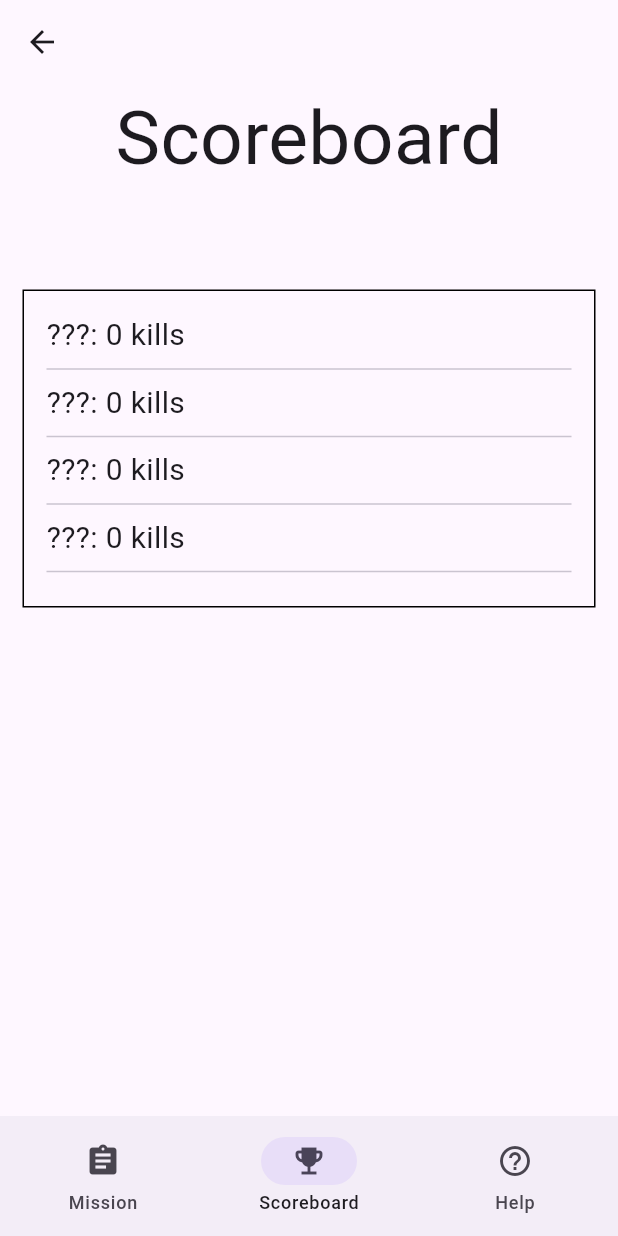
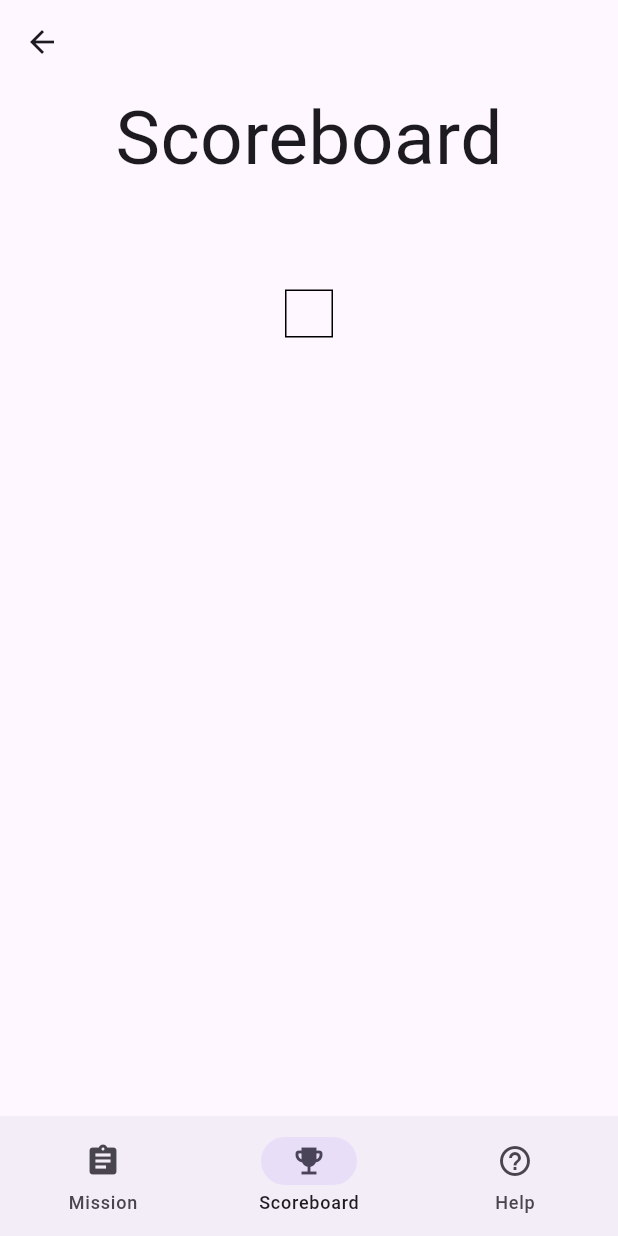
Before and after one commit to allys-dev/bang-bang, a Flutter app: the GameTree screen opened directly, item 2 of the bottom bar chosen, on a phone screen of 412 x 824 dp. Run offline on Flutter 3.47's test engine with Material 3 defaults, Android fonts, the light colour scheme and no system bars; our stand-ins replace flutter_riverpod, riverpod_annotation, supabase_flutter; accounts and stored records are empty; generated files the repository leaves out were written again.

Commit message:
Updated scoreboard, fixed lobby to use provider

```diff
--- a/lib/models/game.dart
+++ b/lib/models/game.dart
@@ -5,6 +5,7 @@ class Game {
   final int duration;
   final String createdAt;
   final bool started;
+  final int eliminated;
 
   Game({
     required this.gameCode,
@@ -13,6 +14,7 @@ class Game {
     required this.duration,
     required this.createdAt,
     required this.started,
+    required this.eliminated,
   });
 
   factory Game.fromJson(Map<String, dynamic> json) {
@@ -23,6 +25,7 @@ class Game {
       duration: json['duration'] as int,
       createdAt: json['created_at'] as String,
       started: json['started'] as bool,
+      eliminated: json['eliminated'] as int,
     );
   }
 
@@ -34,6 +37,7 @@ class Game {
       'duration': duration,
       'created_at': createdAt,
       'started': started,
+      'eliminated': eliminated,
     };
   }
 
@@ -44,6 +48,7 @@ class Game {
     int? duration,
     String? createdAt,
     bool? started,
+    int? eliminated,
   }) {
     return Game(
       gameCode: gameCode ?? this.gameCode,
@@ -52,6 +57,7 @@ class Game {
       duration: duration ?? this.duration,
       createdAt: createdAt ?? this.createdAt,
       started: started ?? this.started,
+      eliminated: eliminated ?? this.eliminated,
     );
   }
 }
--- a/lib/models/player.dart
+++ b/lib/models/player.dart
@@ -9,6 +9,7 @@ class Player {
   bool isCreator;
   bool eliminated;
   bool waiting;
+  int eliminationScore;
 
   Player({
     required this.id,
@@ -21,6 +22,7 @@ class Player {
     this.isCreator = false,
     this.eliminated = false,
     this.waiting = false,
+    this.eliminationScore = 0,
   });
 
   factory Player.fromJson(Map<String, dynamic> json) {
@@ -35,6 +37,7 @@ class Player {
       isCreator: json['is_creator'] as bool? ?? false,
       eliminated: json['eliminated'] as bool? ?? false,
       waiting: json['waiting'] as bool? ?? false,
+      eliminationScore: json['elimination_score'] as int? ?? 0,
     );
   }
 
@@ -50,6 +53,7 @@ class Player {
       'is_creator': isCreator,
       'eliminated': eliminated,
       'waiting': waiting,
+      'elimination_score': eliminationScore,
     };
   }
 
@@ -64,6 +68,7 @@ class Player {
     bool? isCreator,
     bool? eliminated,
     bool? waiting,
+    int? eliminationScore,
   }) {
     return Player(
       id: id ?? this.id,
@@ -76,6 +81,7 @@ class Player {
       isCreator: isCreator ?? this.isCreator,
       eliminated: eliminated ?? this.eliminated,
       waiting: waiting ?? this.waiting,
+      eliminationScore: eliminationScore ?? this.eliminationScore,
     );
   }
 }
--- a/lib/providers/player_notifier_provider.dart
+++ b/lib/providers/player_notifier_provider.dart
@@ -29,6 +29,7 @@ class PlayerNotifier extends _$PlayerNotifier {
                 gameCode: gameCode,
                 isCreator: false,
                 eliminated: false,
+                eliminationScore: 0,
               ),
       loading:
           () => Player(
@@ -41,6 +42,7 @@ class PlayerNotifier extends _$PlayerNotifier {
             gameCode: gameCode,
             isCreator: false,
             eliminated: false,
+            eliminationScore: 0,
           ),
       error: (error, stack) {
         print("Error fetching player: $error");
@@ -55,6 +57,7 @@ class PlayerNotifier extends _$PlayerNotifier {
           gameCode: gameCode,
           isCreator: false,
           eliminated: false,
+          eliminationScore: 0,
         );
       },
     );
--- a/lib/views/pages/scoreboard_page.dart
+++ b/lib/views/pages/scoreboard_page.dart
@@ -1,33 +1,49 @@
 import 'package:bang_bang/data/constants.dart';
+import 'package:bang_bang/providers/local_data_notifier_provider.dart';
+import 'package:bang_bang/providers/players_stream_provider.dart';
 import 'package:flutter/material.dart';
+import 'package:flutter_riverpod/flutter_riverpod.dart';
 
-class ScoreboardPage extends StatelessWidget {
+class ScoreboardPage extends ConsumerStatefulWidget {
   const ScoreboardPage({super.key});
 
   @override
+  ConsumerState<ScoreboardPage> createState() => _ScoreboardPageState();
+}
+
+class _ScoreboardPageState extends ConsumerState<ScoreboardPage> {
+  @override
   Widget build(BuildContext context) {
+
+
+    final playersAsyncValue = ref.watch(playersStreamProvider(ref.read(localDataNotifierProvider).gameCode));
+
     return Center(
       child: Column(
         children: [
           Text("Scoreboard", style: KTextStyle.heading1),
           SizedBox(height: 50),
-          Container(
+          playersAsyncValue.when(
+            data: (players) {
+              // Sort players by kills in descending order
+              final sortedPlayers = [...players]..sort((a, b) => b.score.compareTo(a.score));
+              return Container(
                 margin: EdgeInsets.all(15),
                 padding: EdgeInsets.all(15),
                 decoration: BoxDecoration(border: Border.all()),
                 child: Column(
                   crossAxisAlignment: CrossAxisAlignment.start,
                   children: [
-                Text("???: 0 kills", style: KTextStyle.heading4),
-                Divider(),
-                Text("???: 0 kills", style: KTextStyle.heading4),
-                Divider(),
-                Text("???: 0 kills", style: KTextStyle.heading4),
-                Divider(),
-                Text("???: 0 kills", style: KTextStyle.heading4),
+                    for (final player in sortedPlayers) ...[
+                      Text("???: ${player.score} kills", style: KTextStyle.heading4),
                       Divider(),
                     ],
+                  ],
                 ),
+              );
+            },
+            loading: () => CircularProgressIndicator(),
+            error: (err, stack) => Text('Error: $err'),
           ),
         ],
       ),
```
Also changed, not shown: lib/views/pages/lobby_page.dart (+20 -54 lines), lib/views/pages/mission_page.dart (+7 -7 lines). Lines whose indentation alone changed are shown as unchanged.
